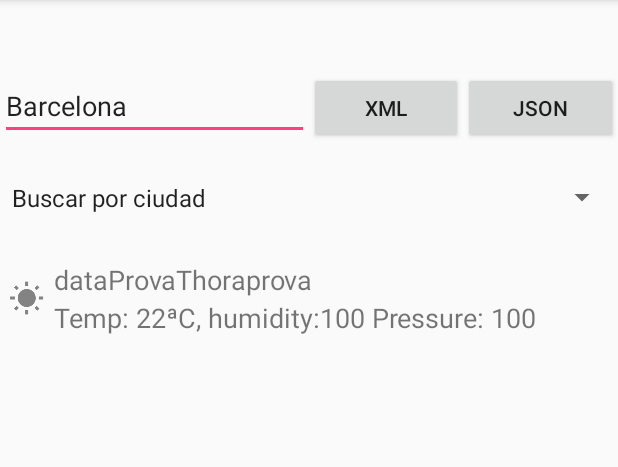
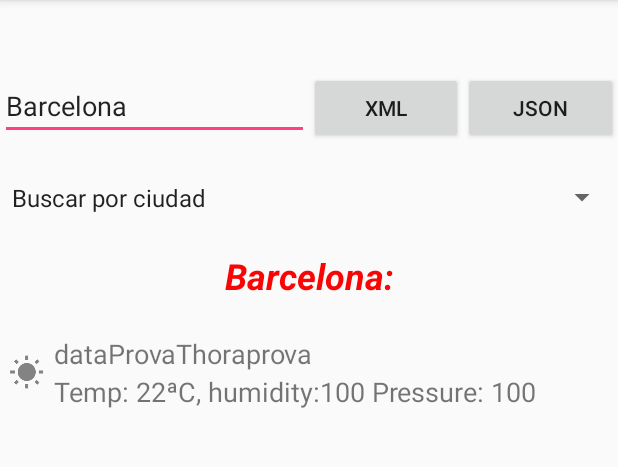
Before and after one commit to damarillom/PT16-Android, an Android app: the screen it shows after launch (MainActivity), on a phone screen of 412 x 824 dp, the part 113-580 px from its top. Run offline under Robolectric (Android 15) with nearby library versions, the phone set to English and light mode, and no system bars.

Commit message:
fragment

```diff
--- a/app/build.gradle
+++ b/app/build.gradle
@@ -24,6 +24,7 @@ dependencies {
     implementation 'com.android.support:appcompat-v7:28.0.0'
     implementation 'com.android.support.constraint:constraint-layout:1.1.3'
     implementation 'com.android.support:recyclerview-v7:28.0.0'
+    implementation 'com.android.support:support-v4:28.0.0'
     testImplementation 'junit:junit:4.12'
     androidTestImplementation 'com.android.support.test:runner:1.0.2'
     androidTestImplementation 'com.android.support.test.espresso:espresso-core:3.0.2'
--- /dev/null
+++ b/app/src/main/java/com/example/danie/pt16/CityFragment.java
@@ -0,0 +1,99 @@
+package com.example.danie.pt16;
+
+import android.content.Context;
+import android.net.Uri;
+import android.os.Bundle;
+import android.support.annotation.Nullable;
+import android.support.v4.app.Fragment;
+import android.util.Log;
+import android.view.LayoutInflater;
+import android.view.View;
+import android.view.ViewGroup;
+import android.widget.TextView;
+
+
+/**
+ * A simple {@link Fragment} subclass.
+ * Activities that contain this fragment must implement the
+ * {@link CityFragment.OnFragmentInteractionListener} interface
+ * to handle interaction events.
+ */
+public class CityFragment extends Fragment {
+
+    private OnFragmentInteractionListener mListener;
+    TextView textView;
+    String city;
+
+    public CityFragment() {
+        // Required empty public constructor
+    }
+
+    @Override
+    public void onCreate(@Nullable Bundle savedInstanceState) {
+        super.onCreate(savedInstanceState);
+        if (getArguments() != null) {
+            city = getArguments().getString("mapa");
+            if (city == null) {
+                city = getArguments().getString("ciudad");
+            }
+
+        }
+    }
+
+    @Override
+    public View onCreateView(LayoutInflater inflater, ViewGroup container,
+                             Bundle savedInstanceState) {
+        // Inflate the layout for this fragment
+        View v = inflater.inflate(R.layout.fragment_city, container, false);
+        //TextView textView = (TextView);
+
+        textView= (TextView) v.findViewById(R.id.textView);
+        textView.setText(city);
+
+        return v;
+        //return inflater.inflate(R.layout.fragment_city, container, false);
+    }
+
+    // TODO: Rename method, update argument and hook method into UI event
+    public void onButtonPressed(Uri uri) {
+        if (mListener != null) {
+            mListener.onFragmentInteraction(uri);
+        }
+    }
+
+    @Override
+    public void onAttach(Context context) {
+        super.onAttach(context);
+        if (context instanceof OnFragmentInteractionListener) {
+            mListener = (OnFragmentInteractionListener) context;
+        } else {
+            throw new RuntimeException(context.toString()
+                    + " must implement OnFragmentInteractionListener");
+        }
+    }
+
+    @Override
+    public void onDetach() {
+        super.onDetach();
+        mListener = null;
+    }
+
+    /**public void setArguments(Bundle bundle) {
+
+    }*/
+
+    /**
+     * This interface must be implemented by activities that contain this
+     * fragment to allow an interaction in this fragment to be communicated
+     * to the activity and potentially other fragments contained in that
+     * activity.
+     * <p>
+     * See the Android Training lesson <a href=
+     * "http://developer.android.com/training/basics/fragments/communicating.html"
+     * >Communicating with Other Fragments</a> for more information.
+     */
+    public interface OnFragmentInteractionListener {
+        // TODO: Update argument type and name
+        void onFragmentInteraction(Uri uri);
+    }
+}
--- a/app/src/main/java/com/example/danie/pt16/MainActivity.java
+++ b/app/src/main/java/com/example/danie/pt16/MainActivity.java
@@ -3,9 +3,11 @@ package com.example.danie.pt16;
 import android.app.Activity;
 import android.content.Context;
 import android.content.Intent;
+import android.net.Uri;
 import android.os.AsyncTask;
 import android.os.Bundle;
 import android.os.Environment;
+import android.support.v4.app.Fragment;
 import android.support.v7.app.AppCompatActivity;
 import android.support.v7.widget.LinearLayoutManager;
 import android.support.v7.widget.RecyclerView;
@@ -47,7 +49,7 @@ import java.util.concurrent.ExecutionException;
 
 
 public class MainActivity extends AppCompatActivity implements
-        AdapterView.OnItemSelectedListener {
+        AdapterView.OnItemSelectedListener, CityFragment.OnFragmentInteractionListener {
 
     Button boto, botoDesc;
     private RecyclerView recyclerView;
@@ -149,6 +151,14 @@ public class MainActivity extends AppCompatActivity implements
     protected void onCreate(Bundle savedInstanceState) {
         super.onCreate(savedInstanceState);
         setContentView(R.layout.activity_main);
+
+        Fragment fragment = new CityFragment();
+        Bundle bundle = new Bundle();
+        bundle.putString("ciudad", "Barcelona");
+        fragment.setArguments(bundle);
+        getSupportFragmentManager().beginTransaction().replace(R.id.fragment, fragment).addToBackStack(null).commit();
+
+
         Toolbar toolbar=(Toolbar) findViewById(R.id.toolbar);
         setSupportActionBar(toolbar);
         textView= (TextView) findViewById(R.id.textView);
@@ -263,7 +273,20 @@ public class MainActivity extends AppCompatActivity implements
     //public void openWeather(Boolean JSonFormat) throws XmlPullParserException, JSONException {
     public void openWeather(Boolean JSonFormat, Float lat, Float lon) throws XmlPullParserException, JSONException {
         String nomCiutat;
-        city= editTextCity.getText().toString();
+        city = editTextCity.getText().toString();
+
+        Fragment fragment = new CityFragment();
+        Bundle bundle = new Bundle();
+        try {
+
+            bundle.putString("ciudad", city+":");
+            fragment.setArguments(bundle);
+            getSupportFragmentManager().beginTransaction().replace(R.id.fragment, fragment).addToBackStack(null).commit();
+        } catch (Exception e) {
+
+        }
+
+
         if (!city.isEmpty()) nomCiutat=city;
         else nomCiutat="Petropavlovsk";
 
@@ -279,7 +302,18 @@ public class MainActivity extends AppCompatActivity implements
         else
             if (lat!=0.0) {
 
+
+
+
                 editTextCity.setText("Seleccionat a mapa: Latitud:" + lat +", Longitud:" + lon);
+                try {
+                    bundle.putString("ciudad", "Coordenadas:");
+                    fragment.setArguments(bundle);
+                    getSupportFragmentManager().beginTransaction().replace(R.id.fragment, fragment).addToBackStack(null).commitAllowingStateLoss();
+                    Log.d("Hola", "hola");
+                } catch (Exception e) {
+                    Log.d("Hola", "error: " + e);
+                }
                 Log.d("Mapa", "openWeather: " +lat + "-" +lon);
                 // kelvin degrees: -273.15 celsius
                 myUrl = "http://api.openweathermap.org/data/2.5/forecast?lat=" + lat +
@@ -382,6 +416,11 @@ public class MainActivity extends AppCompatActivity implements
             e.printStackTrace();
             Log.d("test", "openWeather: "+e.getMessage());
         }
+
+    }
+
+    @Override
+    public void onFragmentInteraction(Uri uri) {
 
     }
 
--- a/app/src/main/res/layout/activity_main.xml
+++ b/app/src/main/res/layout/activity_main.xml
@@ -81,7 +81,18 @@
 
     </LinearLayout>
 
+    <!--<LinearLayout
+        android:layout_width="match_parent"
+        android:layout_height="42dp"
+        android:orientation="horizontal">-->
 
+    <FrameLayout
+        android:id="@+id/fragment"
+        android:layout_width="match_parent"
+        android:layout_height="49dp"
+        tools:layout="@layout/fragment_city" />
+
+    <!--</LinearLayout>-->
     <android.support.v7.widget.RecyclerView
         android:id="@+id/my_recycler_view"
         android:layout_width="match_parent"
--- /dev/null
+++ b/app/src/main/res/layout/fragment_city.xml
@@ -0,0 +1,19 @@
+<?xml version="1.0" encoding="utf-8"?>
+<FrameLayout xmlns:android="http://schemas.android.com/apk/res/android"
+    xmlns:tools="http://schemas.android.com/tools"
+    android:layout_width="match_parent"
+    android:layout_height="wrap_content"
+    tools:context=".CityFragment">
+
+    <!-- TODO: Update blank fragment layout -->
+    <TextView
+        android:id="@+id/textView"
+        android:layout_width="match_parent"
+        android:layout_height="wrap_content"
+        android:text="@string/hello_blank_fragment"
+        android:textAlignment="center"
+        android:textColor="#FA0505"
+        android:textSize="24sp"
+        android:textStyle="bold|italic" />
+
+</FrameLayout>
--- a/app/src/main/res/values/strings.xml
+++ b/app/src/main/res/values/strings.xml
@@ -15,8 +15,11 @@
         <item>Mostrar en el mapa</item>
         <item>--------------------</item>
     </string-array>
-    <string name="token" >
+    <string name="token">
         "pk.eyJ1IjoiZWJhcmJlaXRvIiwiYSI6ImNqcHUzd3k1bzAzang0OHFydmZ4Nnloa3cifQ.dd2vH9KxslMdsyjgtEUQtw"
     </string>
     <string name="action_settings">Settings</string>
+
+    <!-- TODO: Remove or change this placeholder text -->
+    <string name="hello_blank_fragment">Hello blank fragment</string>
 </resources>
```
